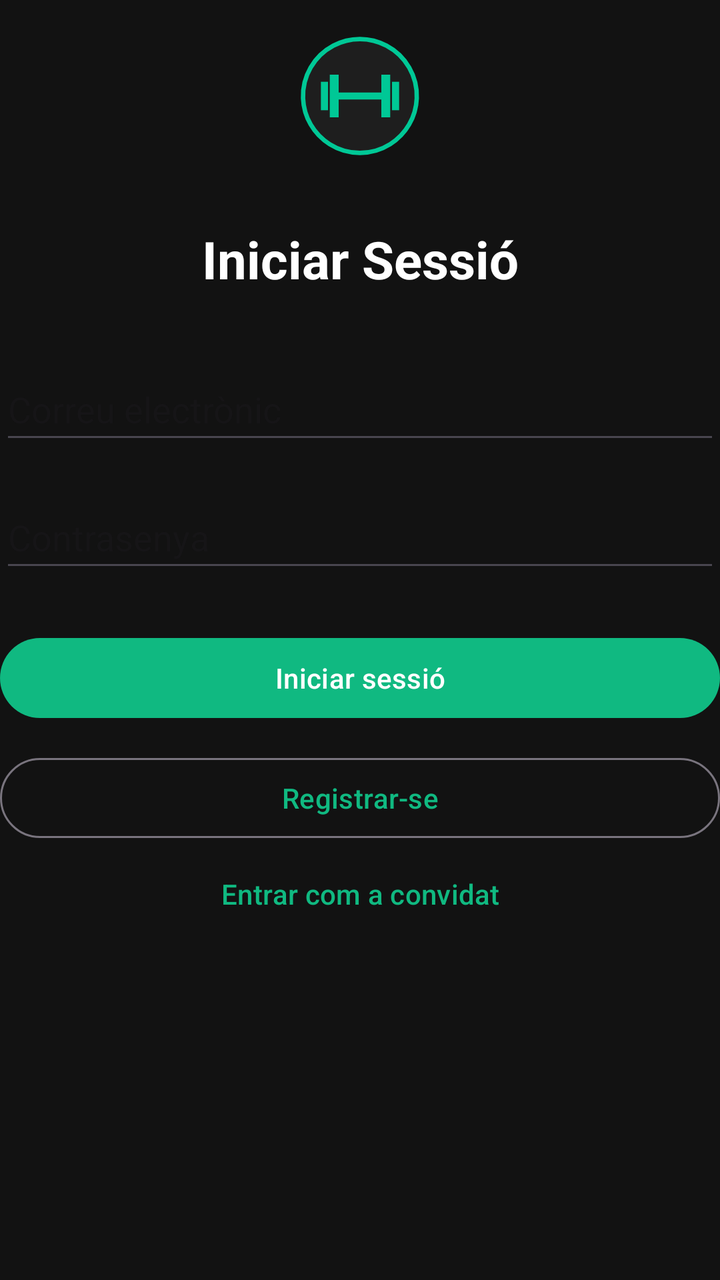
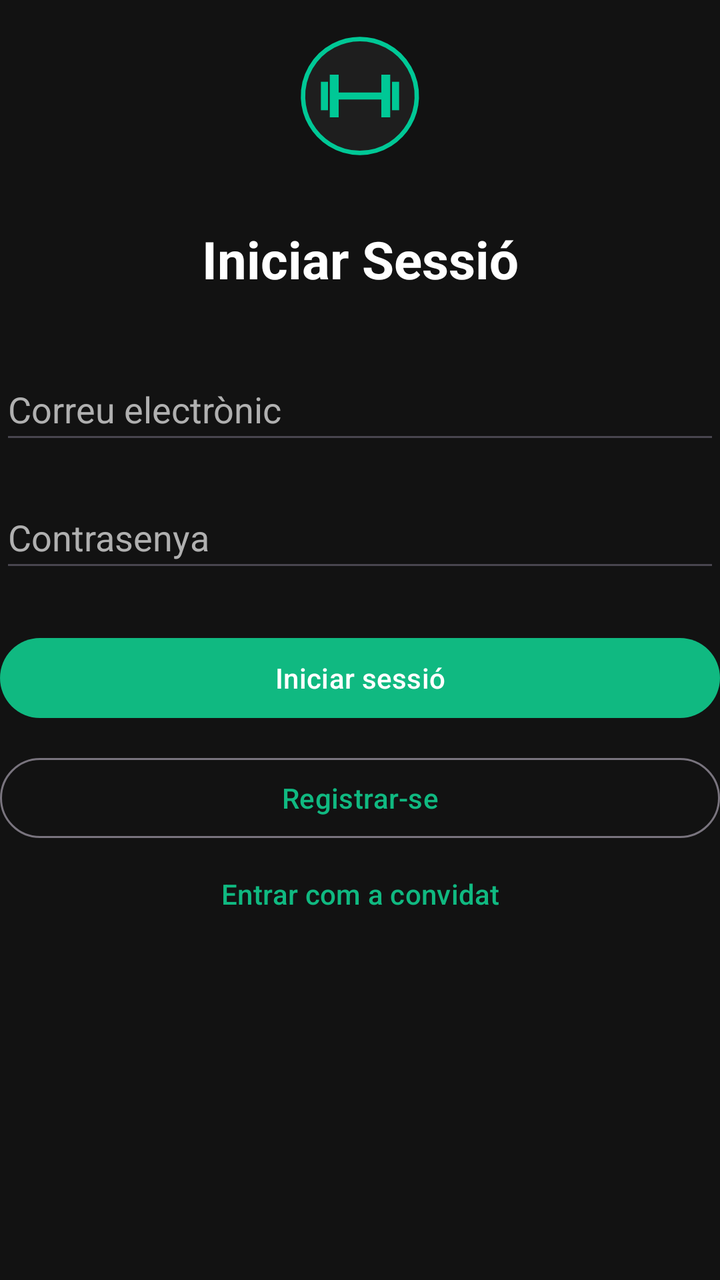

Two renders of the same Android screen: before a commit and after it. Below are the layout's source before the change and the commit's diff.
<!-- AndroidManifest.xml: application theme Theme.SupperApplication -->
<!-- res/layout/activity_login.xml -->
<?xml version="1.0" encoding="utf-8"?>
<androidx.constraintlayout.widget.ConstraintLayout xmlns:android="http://schemas.android.com/apk/res/android"
    xmlns:app="http://schemas.android.com/apk/res-auto"
    xmlns:tools="http://schemas.android.com/tools"
    android:id="@+id/main"
    android:layout_width="match_parent"
    android:layout_height="match_parent"
    tools:context=".LoginActivity">

    <ImageView
        android:id="@+id/ivLogo"
        android:layout_width="96dp"
        android:layout_height="96dp"
        app:srcCompat="@drawable/ic_mancuerna_vector"
        android:contentDescription="@string/desc_logo"
        app:layout_constraintTop_toTopOf="parent"
        app:layout_constraintBottom_toTopOf="@id/tvLoginTitle"
        app:layout_constraintStart_toStartOf="parent"
        app:layout_constraintEnd_toEndOf="parent"
        android:layout_marginBottom="16dp"/>

    <TextView
        android:id="@+id/tvLoginTitle"
        android:layout_width="wrap_content"
        android:layout_height="wrap_content"
        android:text="@string/login_title"
        android:textColor="@color/blanco"
        android:textSize="26sp"
        android:textStyle="bold"
        app:layout_constraintTop_toBottomOf="@id/ivLogo"
        app:layout_constraintBottom_toTopOf="@id/etLoginEmail"
        app:layout_constraintStart_toStartOf="parent"
        app:layout_constraintEnd_toEndOf="parent"
        android:layout_marginBottom="32dp"/>

    <EditText
        android:id="@+id/etLoginEmail"
        android:layout_width="0dp"
        android:layout_height="wrap_content"
        android:hint="@string/hint_email"
        android:inputType="textEmailAddress"
        android:minHeight="48dp"
        android:autofillHints="emailAddress"
        app:layout_constraintTop_toBottomOf="@id/tvLoginTitle"
        app:layout_constraintBottom_toTopOf="@id/etLoginPassword"
        app:layout_constraintStart_toStartOf="parent"
        app:layout_constraintEnd_toEndOf="parent"
        android:layout_marginBottom="16dp"/>

    <EditText
        android:id="@+id/etLoginPassword"
        android:layout_width="0dp"
        android:layout_height="wrap_content"
        android:hint="@string/hint_password"
        android:inputType="textPassword"
        android:minHeight="48dp"
        android:autofillHints="password"
        app:layout_constraintTop_toBottomOf="@id/etLoginEmail"
        app:layout_constraintBottom_toTopOf="@id/btnLoginSubmit"
        app:layout_constraintStart_toStartOf="parent"
        app:layout_constraintEnd_toEndOf="parent"
        android:layout_marginBottom="24dp"/>

    <Button
        android:id="@+id/btnLoginSubmit"
        android:layout_width="0dp"
        android:layout_height="wrap_content"
        android:text="@string/btn_login"
        android:minHeight="48dp"
        app:layout_constraintTop_toBottomOf="@id/etLoginPassword"
        app:layout_constraintBottom_toTopOf="@id/btnLoginRegister"
        app:layout_constraintStart_toStartOf="parent"
        app:layout_constraintEnd_toEndOf="parent"
        android:layout_marginBottom="12dp"/>

    <Button
        android:id="@+id/btnLoginRegister"
        android:layout_width="0dp"
        android:layout_height="wrap_content"
        style="?attr/materialButtonOutlinedStyle"
        android:text="@string/btn_register"
        android:minHeight="48dp"
        app:layout_constraintTop_toBottomOf="@id/btnLoginSubmit"
        app:layout_constraintBottom_toTopOf="@id/btnLoginGuest"
        app:layout_constraintStart_toStartOf="parent"
        app:layout_constraintEnd_toEndOf="parent"
        android:layout_marginBottom="12dp"/>

    <Button
        android:id="@+id/btnLoginGuest"
        android:layout_width="0dp"
        android:layout_height="wrap_content"
        style="?attr/borderlessButtonStyle"
        android:text="@string/btn_guest"
        android:minHeight="48dp"
        app:layout_constraintTop_toBottomOf="@id/btnLoginRegister"
        app:layout_constraintStart_toStartOf="parent"
        app:layout_constraintEnd_toEndOf="parent"/>



</androidx.constraintlayout.widget.ConstraintLayout>
<!-- resources referenced by this layout -->
<resources>
  <color name="blanco">#FFFFFF</color>
  <!-- drawable ic_mancuerna_vector (drawable) -->
  <?xml version="1.0" encoding="utf-8"?>
  <vector xmlns:android="http://schemas.android.com/apk/res/android"
      android:width="108dp"
      android:height="108dp"
      android:viewportWidth="108"
      android:viewportHeight="108">
  
    <path
        android:fillColor="#121212"
        android:pathData="M0,0h108v108h-108z" />
  
    <path
        android:fillColor="#1E1E1E"
        android:pathData="M54,22 A32,32 0 1,1 53.9,22 Z" />
  
    <path
        android:fillColor="#00000000"
        android:strokeColor="#00C896"
        android:strokeWidth="2.5"
        android:pathData="M54,22 A32,32 0 1,1 53.9,22 Z" />
  
    <path
        android:fillColor="#00C896"
        android:pathData="M42,52h24v4h-24z" />
  
    <path
        android:fillColor="#00C896"
        android:pathData="M37,42h5v24h-5z" />
    <path
        android:fillColor="#00C896"
        android:pathData="M32,46h4v16h-4z" />
  
    <path
        android:fillColor="#00C896"
        android:pathData="M66,42h5v24h-5z" />
    <path
        android:fillColor="#00C896"
        android:pathData="M72,46h4v16h-4z" />
  
  </vector>
  <string name="btn_guest">Entrar com a convidat</string>
  <string name="btn_login">Iniciar sessió</string>
  <string name="btn_register">Registrar-se</string>
  <string name="desc_logo">Logotip de MacroSuper</string>
  <string name="hint_email">Correu electrònic</string>
  <string name="hint_password">Contrasenya</string>
  <string name="login_title">Iniciar Sessió</string>
  <style name="Theme.SupperApplication" parent="Base.Theme.SupperApplication" />
  <style name="Base.Theme.SupperApplication" parent="Theme.Material3.DayNight.NoActionBar">
          
          <item name="colorPrimary">@color/verd_principal</item>
          <item name="colorSecondary">@color/alertes_o_calories</item>
          <item name="android:windowBackground">@color/fons_principal</item>
          
      </style>
  <color name="verd_principal">#10B981</color>
  <color name="alertes_o_calories">#F59E0B</color>
  <color name="fons_principal">#121212</color>
</resources>

<!-- the commit's change to res/layout/activity_login.xml (unified diff, before → after) -->
@@ -41,6 +41,8 @@
         android:inputType="textEmailAddress"
         android:minHeight="48dp"
         android:autofillHints="emailAddress"
+        android:textColor="@color/blanco"
+        android:textColorHint="#B0B0B0"
         app:layout_constraintTop_toBottomOf="@id/tvLoginTitle"
         app:layout_constraintBottom_toTopOf="@id/etLoginPassword"
         app:layout_constraintStart_toStartOf="parent"
@@ -55,6 +57,8 @@
         android:inputType="textPassword"
         android:minHeight="48dp"
         android:autofillHints="password"
+        android:textColor="@color/blanco"
+        android:textColorHint="#B0B0B0"
         app:layout_constraintTop_toBottomOf="@id/etLoginEmail"
         app:layout_constraintBottom_toTopOf="@id/btnLoginSubmit"
         app:layout_constraintStart_toStartOf="parent"
